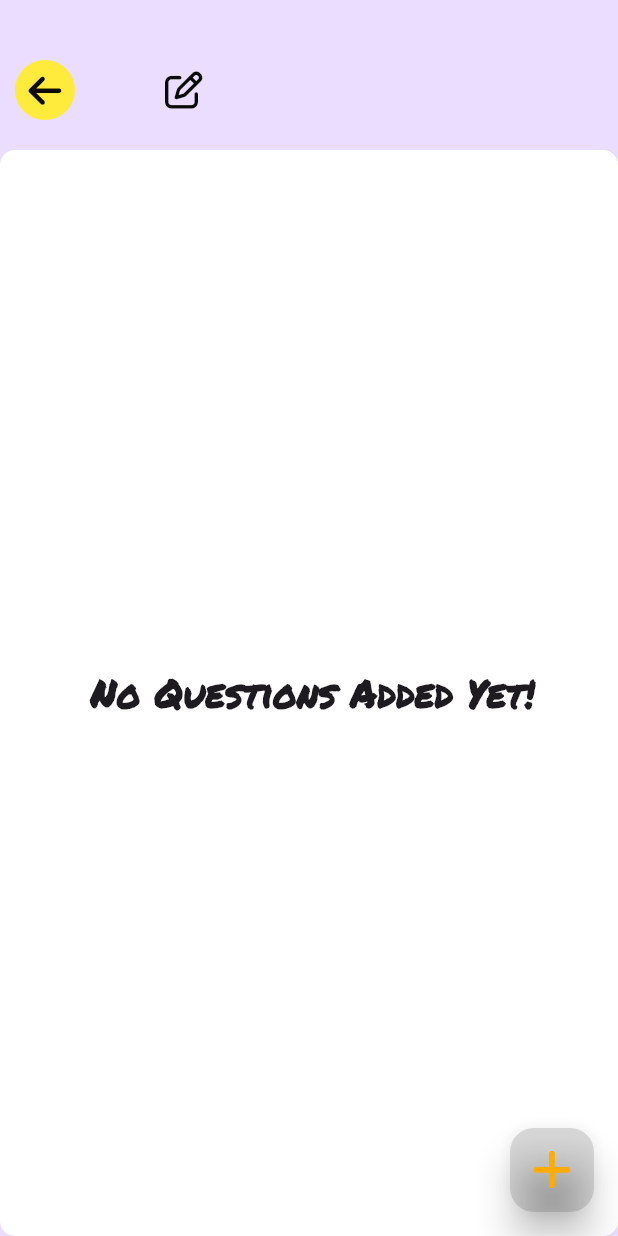
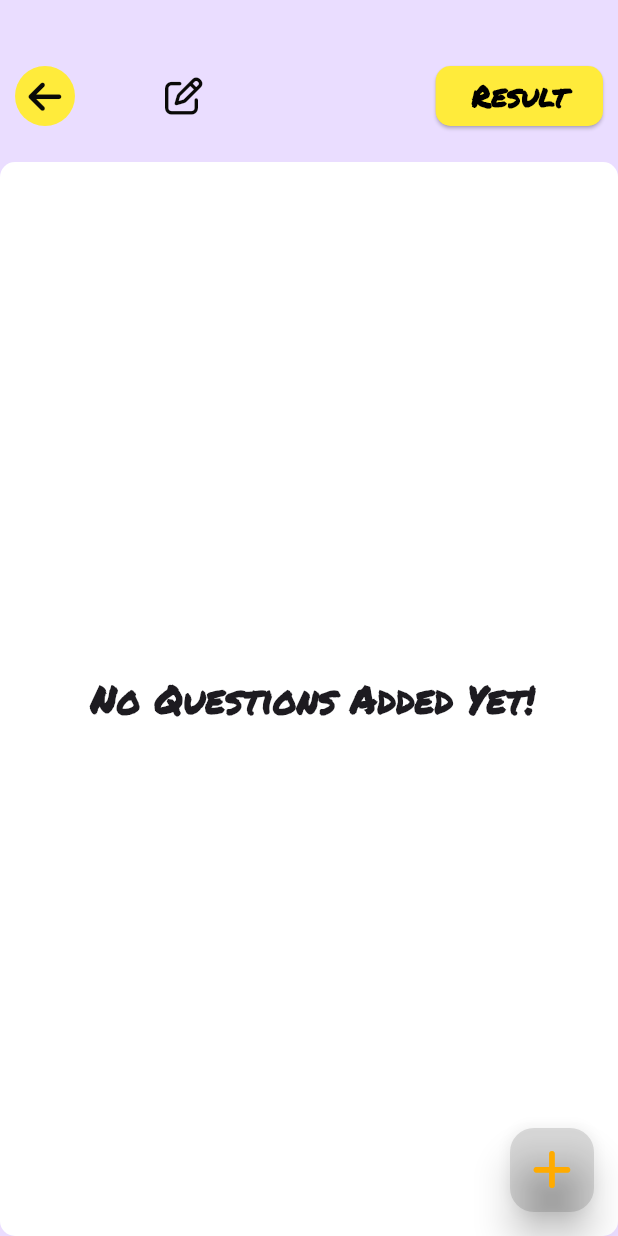
Before and after one commit to Shafin1196/DBMS_frontend, a Flutter app: the EditQuiz screen opened directly with empty values, on a phone screen of 412 x 824 dp. Run offline on Flutter 3.47's test engine with Material 3 defaults, Android fonts, the phone set to English and light mode, and no system bars; our stand-ins replace flutter_animate, font_awesome_flutter, google_fonts, shared_preferences; accounts and stored records are empty.

Commit message:
result show for teacher

```diff
--- a/lib/widgets/editQuiz.dart
+++ b/lib/widgets/editQuiz.dart
@@ -166,6 +166,22 @@ class _EditQuizState extends State<EditQuiz> {
                       maxLines: 1,
                     ),
                   ),
+                  SizedBox(width: 10),
+                  ElevatedButton(
+                    onPressed: () {},
+                    style: ElevatedButton.styleFrom(
+                      backgroundColor: Colors.yellow,
+                      shape: RoundedRectangleBorder(
+                        borderRadius: BorderRadius.circular(10),
+                      ),
+                    ),
+                    child: Text(
+                      "Result",
+                      style: GoogleFonts.permanentMarker(
+                          fontSize: 20, fontWeight: FontWeight.bold,color: Colors.black),
+                    ),
+                  ),
+                  SizedBox(width: 10),
                 ],
               ),
               SizedBox(height: 20),
```
